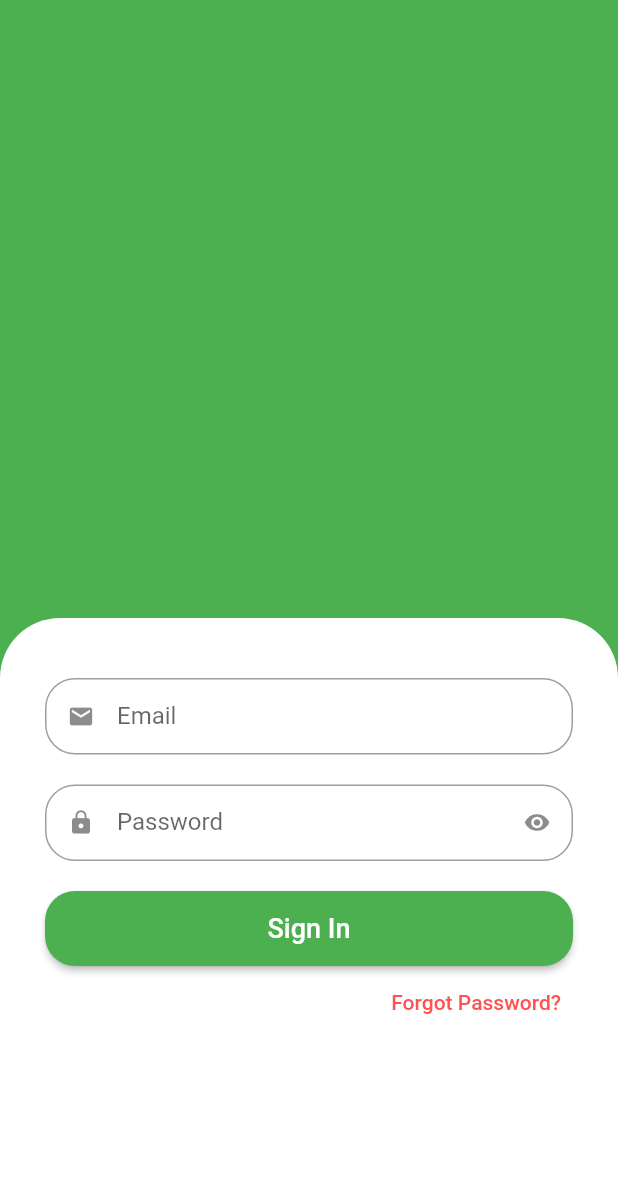
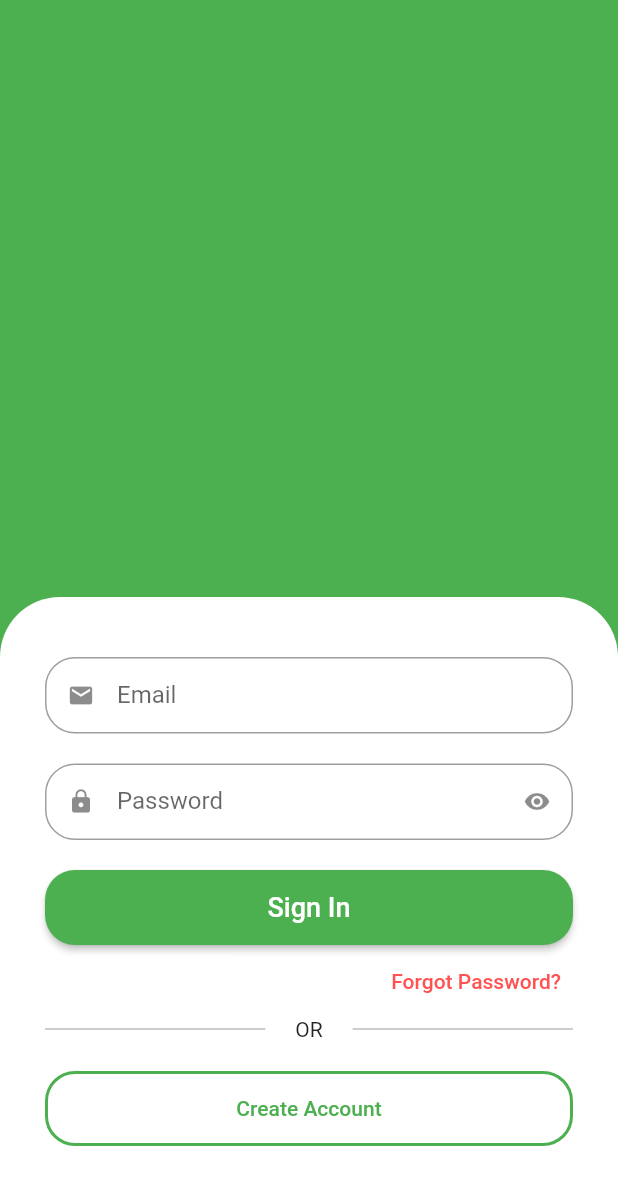
Before and after one commit to jefferson-norberto2/green_gracer_app, a Flutter app: the screen it shows after launch, on a phone screen of 412 x 824 dp. Shown: the top 1185 px of the screen. Run offline on Flutter 3.47's test engine with Material 2 defaults, Android fonts, the phone set to English and light mode, and no system bars.

Commit message:
Update sign_in_screen.dart

```diff
--- a/lib/src/auth/sign_in_screen.dart
+++ b/lib/src/auth/sign_in_screen.dart
@@ -15,8 +15,7 @@ class SignInScreen extends StatelessWidget {
               color: Colors.green,
             ),
           ),
-          Expanded(
-            child: Container(
+          Container(
             padding: const EdgeInsets.symmetric(horizontal: 30, vertical: 40),
             decoration: const BoxDecoration(
               borderRadius: BorderRadius.vertical(
@@ -29,9 +28,11 @@ class SignInScreen extends StatelessWidget {
               children: [
                 // Email
                 const CustomTextField(icon: Icons.email, label: 'Email'),
+
                 // Password
                 const CustomTextField(
                     icon: Icons.lock, label: 'Password', isSecrect: true),
+
                 // Sign In Button
                 SizedBox(
                   height: 50,
@@ -48,6 +49,8 @@ class SignInScreen extends StatelessWidget {
                     ),
                   ),
                 ),
+
+                // Forgot Password Button
                 Align(
                   alignment: Alignment.centerRight,
                   child: TextButton(
@@ -57,8 +60,47 @@ class SignInScreen extends StatelessWidget {
                         style: TextStyle(color: Colors.redAccent),
                       )),
                 ),
+
+                // Divider
+                Row(
+                  children: [
+                    Expanded(
+                      child: Divider(
+                        color: Colors.grey[400],
+                        thickness: 1,
+                      ),
+                    ),
+                    const Padding(
+                      padding: EdgeInsets.symmetric(horizontal: 20),
+                      child: Text('OR'),
+                    ),
+                    Expanded(
+                      child: Divider(
+                        color: Colors.grey[400],
+                        thickness: 1,
+                      ),
+                    ),
                   ],
                 ),
+
+                // Create Account Button
+                Padding(
+                  padding: const EdgeInsets.symmetric(vertical: 20),
+                  child: SizedBox(
+                    height: 50,
+                    child: OutlinedButton(
+                      onPressed: () {},
+                      style: OutlinedButton.styleFrom(
+                        side: const BorderSide(color: Colors.green, width: 2),
+                        shape: RoundedRectangleBorder(
+                          borderRadius: BorderRadius.circular(20),
+                        ),
+                      ),
+                      child: const Text('Create Account'),
+                    ),
+                  ),
+                )
+              ],
             ),
           ),
         ],
```
Lines whose indentation alone changed are shown as unchanged.
